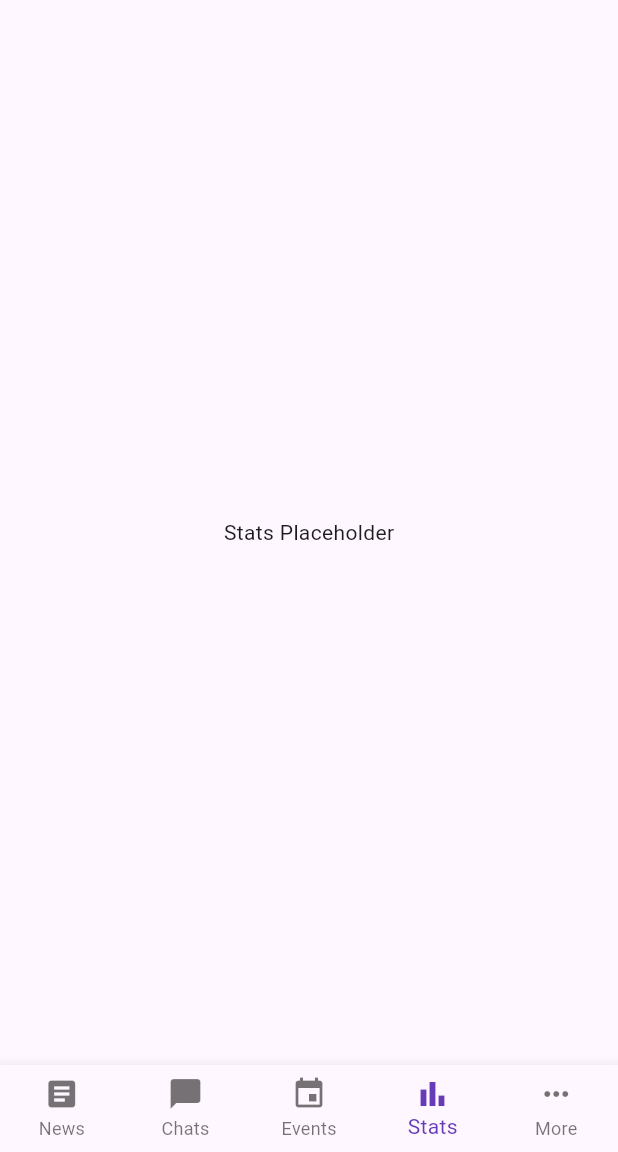
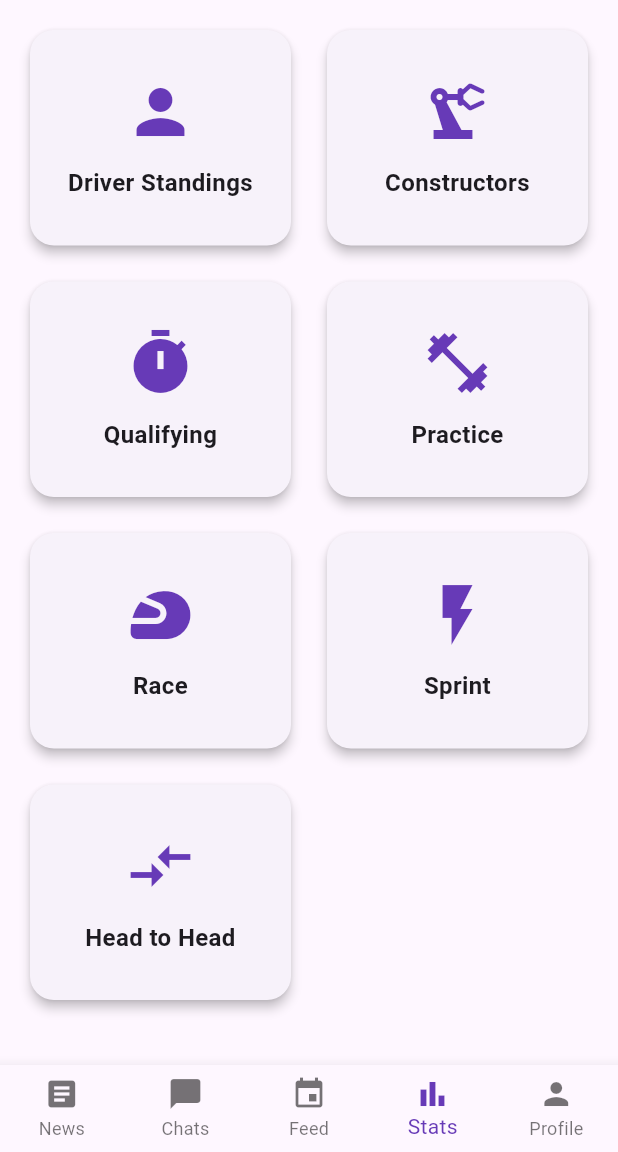
Before and after one commit to Timothy-itayi/social_media, a Flutter app: the MyHomePage screen opened directly, item 4 of the bottom bar chosen, on a phone screen of 412 x 824 dp, the part 84-1236 px from its top. Run offline on Flutter 3.47's test engine with Material 3 defaults, Android fonts, the phone set to English and light mode, and no system bars; our stand-ins replace flutter_dotenv, image_picker, timeago; network calls fail.

Commit message:
create profile tab

```diff
--- a/slip_stream/lib/main_home.dart
+++ b/slip_stream/lib/main_home.dart
@@ -1,4 +1,7 @@
 import 'package:flutter/material.dart';
+import 'package:slip_stream/tabs/feed_screen.dart';
+import 'package:slip_stream/tabs/profile_screen.dart';
+import 'package:slip_stream/tabs/stats_screen.dart';
 import 'tabs/news_screen.dart';
 
 class MyHomePage extends StatefulWidget {
@@ -15,9 +18,9 @@ class _MyHomePageState extends State<MyHomePage> {
   static const List<Widget> _pages = <Widget>[
     const NewsScreen(),
     Center(child: Text('Chats Placeholder')),
-    Center(child: Text('Events Placeholder')),
-    Center(child: Text('Stats Placeholder')),
-    Center(child: Text('More Placeholder')),
+    const FeedScreen(),
+    const StatsScreen(),
+    const ProfileScreen()
   ];
 
   void _onItemTapped(int index) {
@@ -39,9 +42,9 @@ class _MyHomePageState extends State<MyHomePage> {
         items: const <BottomNavigationBarItem>[
           BottomNavigationBarItem(icon: Icon(Icons.article), label: 'News'),
           BottomNavigationBarItem(icon: Icon(Icons.chat_bubble), label: 'Chats'),
-          BottomNavigationBarItem(icon: Icon(Icons.event), label: 'Events'),
+          BottomNavigationBarItem(icon: Icon(Icons.event), label: 'Feed'),
           BottomNavigationBarItem(icon: Icon(Icons.bar_chart), label: 'Stats'),
-          BottomNavigationBarItem(icon: Icon(Icons.more_horiz), label: 'More'),
+          BottomNavigationBarItem(icon: Icon(Icons.person), label: 'Profile'),
         ],
         currentIndex: _selectedIndex,
         selectedItemColor: Colors.deepPurple,
--- a/slip_stream/lib/tabs/news_screen.dart
+++ b/slip_stream/lib/tabs/news_screen.dart
@@ -3,7 +3,7 @@ import 'package:flutter/material.dart';
 import 'package:http/http.dart' as http;
 import 'package:flutter_dotenv/flutter_dotenv.dart';
 import 'package:url_launcher/url_launcher.dart';
-import 'article_detail_screen.dart';
+import '../widgets/article_detail_screen.dart';
 
 class NewsScreen extends StatefulWidget {
   const NewsScreen({super.key});
--- /dev/null
+++ b/slip_stream/lib/tabs/stats_screen.dart
@@ -0,0 +1,61 @@
+// lib/tabs/stats_screen.dart
+import 'package:flutter/material.dart';
+
+class StatsScreen extends StatelessWidget {
+  const StatsScreen({super.key});
+
+  final List<Map<String, dynamic>> statsItems = const [
+    {'title': 'Driver Standings', 'icon': Icons.person},
+    {'title': 'Constructors', 'icon': Icons.precision_manufacturing},
+    {'title': 'Qualifying', 'icon': Icons.timer},
+    {'title': 'Practice', 'icon': Icons.fitness_center},
+    {'title': 'Race', 'icon': Icons.sports_motorsports},
+    {'title': 'Sprint', 'icon': Icons.flash_on},
+    {'title': 'Head to Head', 'icon': Icons.compare_arrows},
+  ];
+
+  @override
+  Widget build(BuildContext context) {
+    return GridView.builder(
+      padding: const EdgeInsets.all(16),
+      gridDelegate: const SliverGridDelegateWithFixedCrossAxisCount(
+        crossAxisCount: 2,
+        mainAxisSpacing: 16,
+        crossAxisSpacing: 16,
+        childAspectRatio: 1.2,
+      ),
+      itemCount: statsItems.length,
+      itemBuilder: (context, index) {
+        final item = statsItems[index];
+        return Card(
+          elevation: 3,
+          shape: RoundedRectangleBorder(borderRadius: BorderRadius.circular(16)),
+          child: InkWell(
+            onTap: () {
+              // TODO: Navigate to details later
+              ScaffoldMessenger.of(context).showSnackBar(
+                SnackBar(content: Text('Tapped: ${item['title']}')),
+              );
+            },
+            borderRadius: BorderRadius.circular(16),
+            child: Column(
+              mainAxisAlignment: MainAxisAlignment.center,
+              children: [
+                Icon(item['icon'], size: 48, color: Colors.deepPurple),
+                const SizedBox(height: 12),
+                Text(
+                  item['title'],
+                  textAlign: TextAlign.center,
+                  style: const TextStyle(
+                    fontWeight: FontWeight.w600,
+                    fontSize: 16,
+                  ),
+                ),
+              ],
+            ),
+          ),
+        );
+      },
+    );
+  }
+}
--- a/slip_stream/lib/tabs/article_detail_screen.dart
+++ b/slip_stream/lib/widgets/article_detail_screen.dart
@@ -1,6 +1,6 @@
 import 'package:flutter/material.dart';
 import 'package:url_launcher/url_launcher.dart';
-import 'article_content_controller.dart';
+import '../tabs/article_content_controller.dart';
 
 class ArticleDetailScreen extends StatelessWidget {
   final String title;
--- a/slip_stream/pubspec.yaml
+++ b/slip_stream/pubspec.yaml
@@ -37,6 +37,10 @@ dependencies:
   flutter_dotenv: ^5.0.2
   url_launcher: ^6.2.5
   flutter_html: 3.0.0
+  timeago: ^3.7.1
+  uuid: ^4.5.1
+  image_picker: ^1.0.4
+  path_provider: ^2.1.2
 
 dev_dependencies:
   flutter_test:
@@ -56,6 +60,7 @@ dev_dependencies:
 flutter:
   assets:
     - .env
+    - assets/profile00.jpg
   # The following line ensures that the Material Icons font is
   # included with your application, so that you can use the icons in
   # the material Icons class.
```
Also changed, not shown: slip_stream/lib/tabs/feed_screen.dart (added, +171 -0 lines), slip_stream/lib/tabs/profile_screen.dart (added, +120 -0 lines), slip_stream/assets/profile00.jpg (added), slip_stream/assets/profile01.jpg (added), slip_stream/assets/profile02.jpg (added), slip_stream/assets/profile03.jpg (added), slip_stream/assets/profile04.jpg (added), slip_stream/pubspec.lock.
